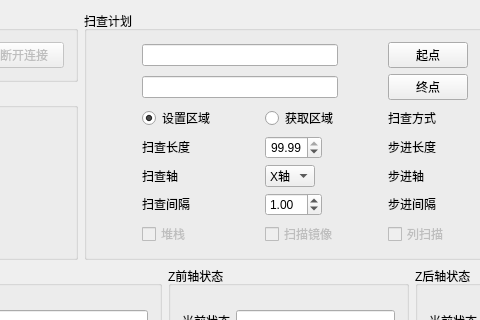
The window that MotionController.ui (lufangkang1987/MotionController) describes before a commit, drawn with Qt 5; both pictures show x 339 to 819 and y 0 to 320 of the 1007 by 632 pixel window.
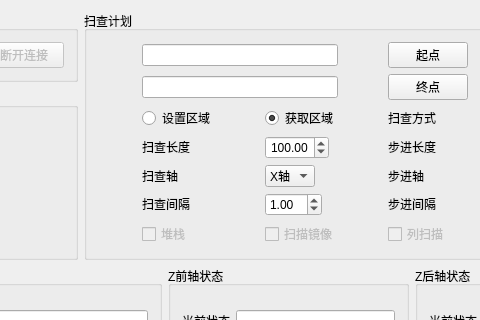
The same window after the commit.

The edit to the form file:
```diff
--- a/MotionController.ui
+++ b/MotionController.ui
@@ -320,7 +320,7 @@
             <string>获取区域</string>
            </property>
            <property name="checked">
-            <bool>false</bool>
+            <bool>true</bool>
            </property>
           </widget>
          </item>
@@ -403,11 +403,14 @@
            <property name="alignment">
             <set>Qt::AlignmentFlag::AlignCenter</set>
            </property>
+           <property name="maximum">
+            <double>200.000000000000000</double>
+           </property>
            <property name="singleStep">
             <double>1.000000000000000</double>
            </property>
            <property name="value">
-            <double>99.989999999999995</double>
+            <double>100.000000000000000</double>
            </property>
           </widget>
          </item>
@@ -531,7 +534,7 @@
             <string>设置区域</string>
            </property>
            <property name="checked">
-            <bool>true</bool>
+            <bool>false</bool>
            </property>
           </widget>
          </item>
```
